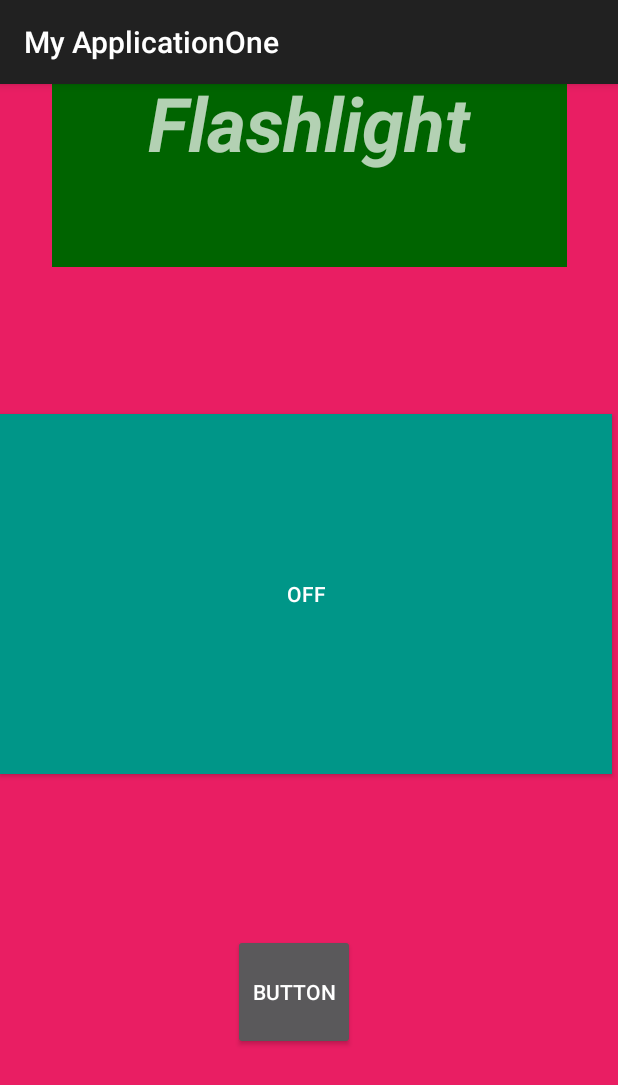
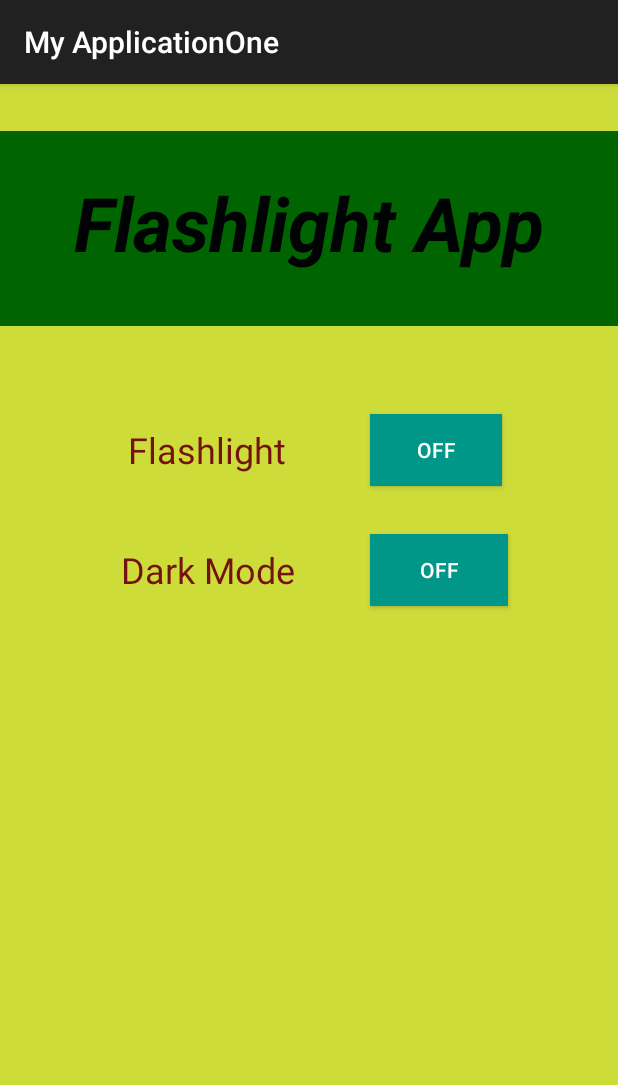
Before and after one commit to githubuseraryan/MyApplicationOne, an Android app: the screen it shows after launch (MainActivity), on a phone screen of 412 x 824 dp. Shown: the top 1085 px of the screen. Run offline under Robolectric (Android 15) with nearby library versions, the phone set to English and light mode, and no system bars; 1 statement that could not run was skipped.

Commit message:
Stabilized display

```diff
--- a/app/src/main/java/com/example/myapplicationone/MainActivity.java
+++ b/app/src/main/java/com/example/myapplicationone/MainActivity.java
@@ -37,9 +37,10 @@ public class MainActivity extends AppCompatActivity {
             q.printStackTrace();
         }
 
+        // ACTIONS FOR BUTTON ID: Button2
 
-        ToggleButton TglbtnFlsh = findViewById(R.id.Button2);
-        TglbtnFlsh.setOnCheckedChangeListener(new CompoundButton.OnCheckedChangeListener() {
+        ToggleButton toggleFlashBtn = findViewById(R.id.Button2);
+        toggleFlashBtn.setOnCheckedChangeListener(new CompoundButton.OnCheckedChangeListener() {
             @RequiresApi(api = Build.VERSION_CODES.M)
             @Override
             public void onCheckedChanged(CompoundButton buttonView, boolean isChecked) {
@@ -51,7 +52,7 @@ public class MainActivity extends AppCompatActivity {
             }
         });
 
-        TglbtnFlsh.setOnClickListener(new CompoundButton.OnClickListener() {
+        toggleFlashBtn.setOnClickListener(new CompoundButton.OnClickListener() {
             @Override
             public void onClick(View v) {
                 switch (getResources().getConfiguration().uiMode & Configuration.UI_MODE_NIGHT_MASK) {
--- a/app/src/main/res/layout/activity_main.xml
+++ b/app/src/main/res/layout/activity_main.xml
@@ -1,55 +1,93 @@
 <?xml version="1.0" encoding="utf-8"?>
 <RelativeLayout xmlns:android="http://schemas.android.com/apk/res/android"
-    xmlns:app="http://schemas.android.com/apk/res-auto"
     xmlns:tools="http://schemas.android.com/tools"
     android:layout_width="match_parent"
     android:layout_height="match_parent"
-    android:background="#E91E63"
+    android:background="#CDDC39"
     android:orientation="horizontal"
     tools:ignore="HardcodedText">
 
-    <ToggleButton
-        android:id="@+id/Button2"
-        android:layout_width="match_parent"
-        android:layout_height="240dp"
+    <TextView
+        android:id="@+id/textView5"
+        android:layout_width="196dp"
+        android:layout_height="49dp"
+        android:layout_alignParentEnd="true"
         android:layout_gravity="center_vertical|center_horizontal"
-        android:layout_marginStart="0dp"
-        android:layout_marginTop="220dp"
-        android:layout_marginEnd="4dp"
+        android:layout_marginStart="40dp"
+        android:layout_marginTop="300dp"
+        android:layout_marginEnd="175dp"
         android:layout_marginBottom="25dp"
-        android:background="#009688"
-        android:color="#000000"
-        android:radius="10dp"
-        android:text="FLASH"
-        android:onClick="ToggleClick"/>
+        android:background="#CDDC39"
+        android:paddingTop="7dp"
+        android:text="Dark Mode"
+        android:textAlignment="center"
+        android:textColor="#741111"
+        android:textColorLink="#701D1D"
+        android:textSize="24sp" />
 
     <TextView
         android:id="@+id/textView3"
-        android:layout_width="343dp"
+        android:layout_width="match_parent"
         android:layout_height="130dp"
         android:layout_alignParentTop="true"
         android:layout_alignParentEnd="true"
-        android:layout_marginTop="-8dp"
-        android:layout_marginEnd="34dp"
+        android:layout_marginTop="31dp"
+        android:layout_marginEnd="0dp"
         android:background="#006400"
-        android:text="Flashlight"
+        android:paddingTop="27dp"
+        android:text="Flashlight App"
         android:textAlignment="center"
+        android:textColor="#000204"
         android:textSize="50sp"
         android:textStyle="bold|italic" />
 
 
-    <Button
-        android:id="@+id/button"
-        android:layout_width="82dp"
-        android:layout_height="77dp"
-        android:layout_alignParentStart="true"
+    <ToggleButton
+        android:id="@+id/Button2"
+        android:layout_width="wrap_content"
+        android:layout_height="wrap_content"
         android:layout_alignParentEnd="true"
-        android:layout_alignParentBottom="true"
-        android:layout_marginStart="155dp"
+        android:layout_gravity="center_vertical|center_horizontal"
+        android:layout_marginStart="0dp"
+        android:layout_marginTop="220dp"
+        android:layout_marginEnd="77dp"
+        android:layout_marginBottom="25dp"
+        android:background="#009688"
+        android:color="#000000"
+        android:onClick="ToggleClick"
+        android:radius="10dp"
+        android:text="FLASH" />
+
+    <TextView
+        android:id="@+id/textView4"
+        android:layout_width="220dp"
+        android:layout_height="50dp"
+        android:layout_alignParentEnd="true"
+        android:layout_gravity="center_vertical|center_horizontal"
+        android:layout_marginStart="40dp"
+        android:layout_marginTop="220dp"
         android:layout_marginEnd="175dp"
-        android:layout_marginBottom="124dp"
-        android:onClick="Darktheme"
-        android:text="Button" />
+        android:layout_marginBottom="25dp"
+        android:background="#CDDC39"
+        android:paddingTop="7dp"
+        android:text="Flashlight"
+        android:textAlignment="center"
+        android:textColor="#741111"
+        android:textColorLink="#701D1D"
+        android:textSize="24sp" />
+
+    <ToggleButton
+        android:id="@+id/Button3"
+        android:layout_width="92dp"
+        android:layout_height="wrap_content"
+        android:layout_alignParentEnd="true"
+        android:layout_gravity="center_vertical|center_horizontal"
+        android:layout_marginTop="300dp"
+        android:layout_marginEnd="73dp"
+        android:layout_marginBottom="25dp"
+        android:background="#009688"
+        android:color="#000000"
+        android:text="ToggleButton" />
 
 
 </RelativeLayout>
```
